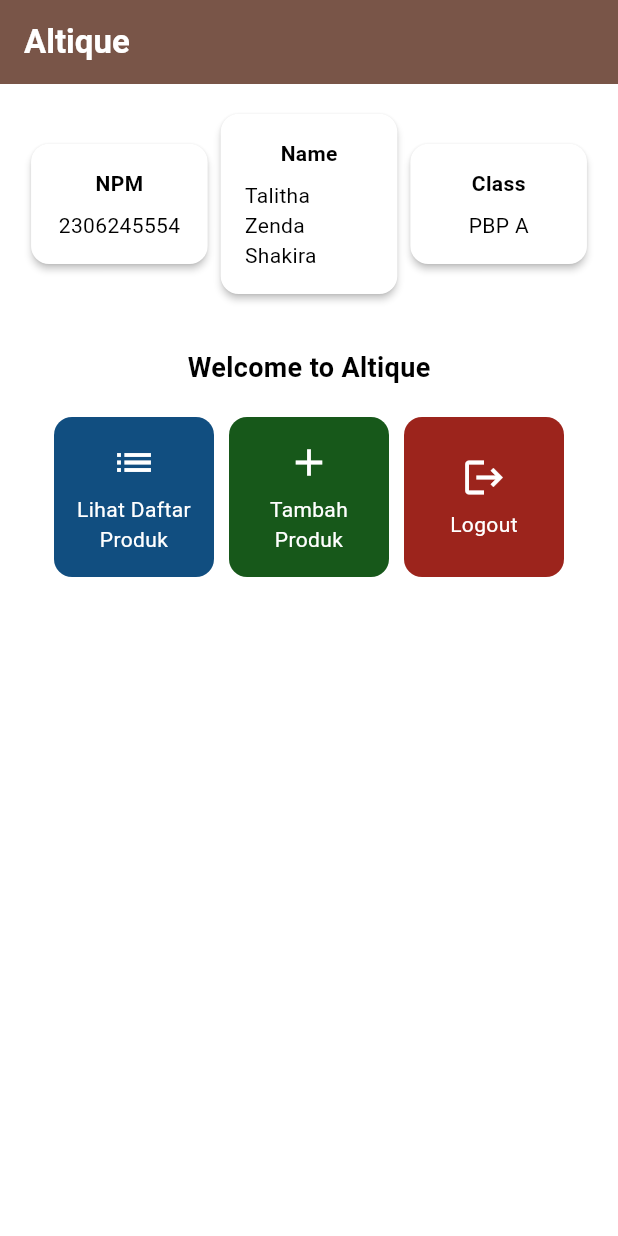
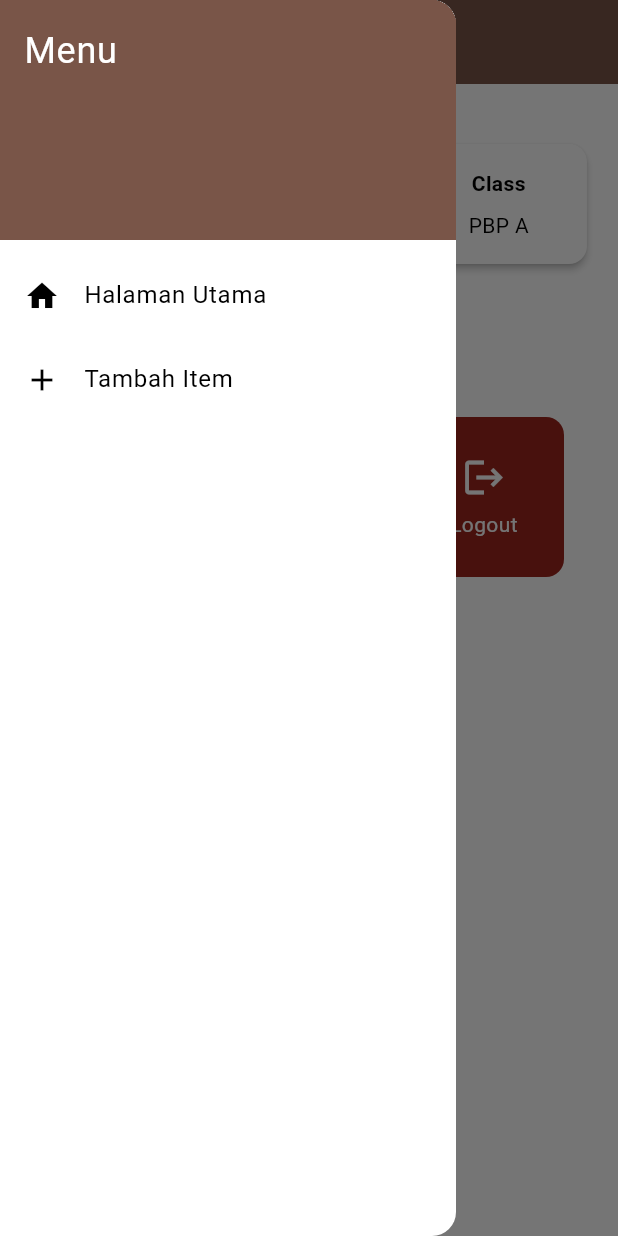
Before and after one commit to talithazenda/altique-mobile, a Flutter app: the screen it shows after launch, with the side drawer open (before the commit the screen has no drawer), on a phone screen of 412 x 824 dp. Run offline on Flutter 3.47's test engine with Material 3 defaults, Android fonts, the light colour scheme and no system bars.

Commit message:
Tugas 8 done yey!

```diff
--- a/lib/menu.dart
+++ b/lib/menu.dart
@@ -1,4 +1,5 @@
 import 'package:flutter/material.dart';
+import 'add_item_page.dart'; // Impor halaman AddItemPage
 
 class MyHomePage extends StatelessWidget {
   final String npm = '2306245554'; // NPM
@@ -17,7 +18,6 @@ class MyHomePage extends StatelessWidget {
   Widget build(BuildContext context) {
     // Scaffold menyediakan struktur dasar halaman dengan AppBar dan body.
     return Scaffold(
-      // AppBar adalah bagian atas halaman yang menampilkan judul.
       appBar: AppBar(
         // Judul aplikasi "Altique" dengan teks putih dan tebal.
         title: const Text(
@@ -30,10 +30,50 @@ class MyHomePage extends StatelessWidget {
         // Warna latar belakang AppBar diatur menjadi coklat.
         backgroundColor: Colors.brown,
       ),
+      drawer: Drawer(
+        child: ListView(
+          padding: EdgeInsets.zero,
+          children: [
+            const DrawerHeader(
+              decoration: BoxDecoration(
+                color: Colors.brown,
+              ),
+              child: Text(
+                'Menu',
+                style: TextStyle(
+                  color: Colors.white,
+                  fontSize: 24,
+                ),
+              ),
+            ),
+            ListTile(
+              leading: const Icon(Icons.home),
+              title: const Text('Halaman Utama'),
+              onTap: () {
+                // Navigasi ke halaman utama menggunakan pushReplacement
+                Navigator.pushReplacement(
+                  context,
+                  MaterialPageRoute(builder: (context) => MyHomePage()),
+                );
+              },
+            ),
+            ListTile(
+              leading: const Icon(Icons.add),
+              title: const Text('Tambah Item'),
+              onTap: () {
+                // Navigasi ke halaman tambah item
+                Navigator.push(
+                  context,
+                  MaterialPageRoute(builder: (context) => AddItemPage()),
+                );
+              },
+            ),
+          ],
+        ),
+      ),
       // Body halaman dengan padding di sekelilingnya.
       body: Padding(
         padding: const EdgeInsets.all(16.0),
-        // Menyusun widget secara vertikal dalam sebuah kolom.
         child: Column(
           crossAxisAlignment: CrossAxisAlignment.center,
           children: [
@@ -50,11 +90,6 @@ class MyHomePage extends StatelessWidget {
             // Memberikan jarak vertikal 16 unit.
             const SizedBox(height: 16.0),
 
-            // Menempatkan widget berikutnya di tengah halaman.
-            Center(
-              child: Column(
-                // Menyusun teks dan grid item secara vertikal.
-                children: [
             // Menampilkan teks sambutan dengan gaya tebal dan ukuran 18.
             const Padding(
               padding: EdgeInsets.only(top: 16.0),
@@ -74,16 +109,10 @@ class MyHomePage extends StatelessWidget {
               crossAxisSpacing: 10,
               mainAxisSpacing: 10,
               crossAxisCount: 3,
-                    // Agar grid menyesuaikan tinggi kontennya.
               shrinkWrap: true,
-
-                    // Menampilkan ItemCard untuk setiap item dalam list items.
               children: items.map((ItemHomepage item) {
                 return ItemCard(item);
               }).toList(),
-                  ),
-                ],
-              ),
             ),
           ],
         ),
@@ -107,8 +136,7 @@ class InfoCard extends StatelessWidget {
       elevation: 2.0,
       child: Container(
         // Mengatur ukuran dan jarak di dalam kartu.
-        width: MediaQuery.of(context).size.width /
-            3.5, // menyesuaikan dengan lebar device yang digunakan.
+        width: MediaQuery.of(context).size.width / 3.5,
         padding: const EdgeInsets.all(16.0),
         // Menyusun title dan content secara vertikal.
         child: Column(
@@ -140,15 +168,22 @@ class ItemCard extends StatelessWidget {
       color: item.color,
       // Membuat sudut kartu melengkung.
       borderRadius: BorderRadius.circular(12),
-
       child: InkWell(
         // Aksi ketika kartu ditekan.
         onTap: () {
+          if (item.name == "Tambah Produk") {
+            Navigator.push(
+              context,
+              MaterialPageRoute(builder: (context) => AddItemPage()),
+            );
+          } else {
             // Menampilkan pesan SnackBar saat kartu ditekan.
             ScaffoldMessenger.of(context)
               ..hideCurrentSnackBar()
               ..showSnackBar(SnackBar(
-                content: Text("Kamu telah menekan tombol ${item.name}!")));
+                content: Text("Kamu telah menekan tombol ${item.name}!"),
+              ));
+          }
         },
         // Container untuk menyimpan Icon dan Text
         child: Container(
```
Also changed, not shown: lib/add_item_page.dart (added, +219 -0 lines), 1 other file. Lines whose indentation alone changed are shown as unchanged.
